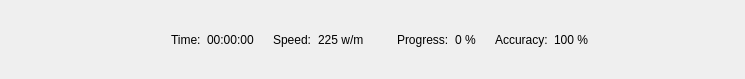
The window that Projects/Krabby/src/bottom.ui (PikachuHy/Oak-Pokemon-Research-Lab) describes before a commit, drawn with Qt 5.
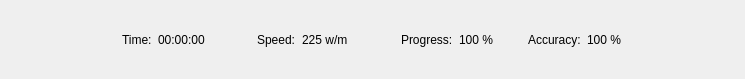
The same window after the commit. Icons and pictures are not drawn.

Commit message: [Krabby] update bottom icon

What changed in the file:
```diff
--- a/Projects/Krabby/src/bottom.ui
+++ b/Projects/Krabby/src/bottom.ui
@@ -29,6 +29,12 @@
    </item>
    <item>
     <widget class="QLabel" name="label_5">
+     <property name="maximumSize">
+      <size>
+       <width>25</width>
+       <height>25</height>
+      </size>
+     </property>
      <property name="text">
       <string/>
      </property>
@@ -46,6 +52,12 @@
    </item>
    <item>
     <widget class="QLabel" name="labelTime">
+     <property name="minimumSize">
+      <size>
+       <width>80</width>
+       <height>0</height>
+      </size>
+     </property>
      <property name="text">
       <string>00:00:00</string>
      </property>
@@ -53,6 +65,12 @@
    </item>
    <item>
     <widget class="QLabel" name="label_6">
+     <property name="maximumSize">
+      <size>
+       <width>25</width>
+       <height>25</height>
+      </size>
+     </property>
      <property name="text">
       <string/>
      </property>
@@ -72,7 +90,7 @@
     <widget class="QLabel" name="labelSpeed">
      <property name="minimumSize">
       <size>
-       <width>60</width>
+       <width>80</width>
        <height>0</height>
       </size>
      </property>
@@ -82,7 +100,13 @@
     </widget>
    </item>
    <item>
-    <widget class="QLabel" name="label_7">
+    <widget class="QLabel" name="labelProgressIcon">
+     <property name="maximumSize">
+      <size>
+       <width>25</width>
+       <height>25</height>
+      </size>
+     </property>
      <property name="text">
       <string/>
      </property>
@@ -100,13 +124,25 @@
    </item>
    <item>
     <widget class="QLabel" name="labelProgress">
+     <property name="minimumSize">
+      <size>
+       <width>50</width>
+       <height>0</height>
+      </size>
+     </property>
      <property name="text">
-      <string>0 %</string>
+      <string>100 %</string>
      </property>
     </widget>
    </item>
    <item>
     <widget class="QLabel" name="label_8">
+     <property name="maximumSize">
+      <size>
+       <width>25</width>
+       <height>25</height>
+      </size>
+     </property>
      <property name="text">
       <string/>
      </property>
@@ -124,6 +160,12 @@
    </item>
    <item>
     <widget class="QLabel" name="labelAccuracy">
+     <property name="minimumSize">
+      <size>
+       <width>50</width>
+       <height>0</height>
+      </size>
+     </property>
      <property name="text">
       <string>100 %</string>
      </property>
```
Left out of the diff: 20 changed lines with no effect on the pictures. The commit also changes 22 other files.
